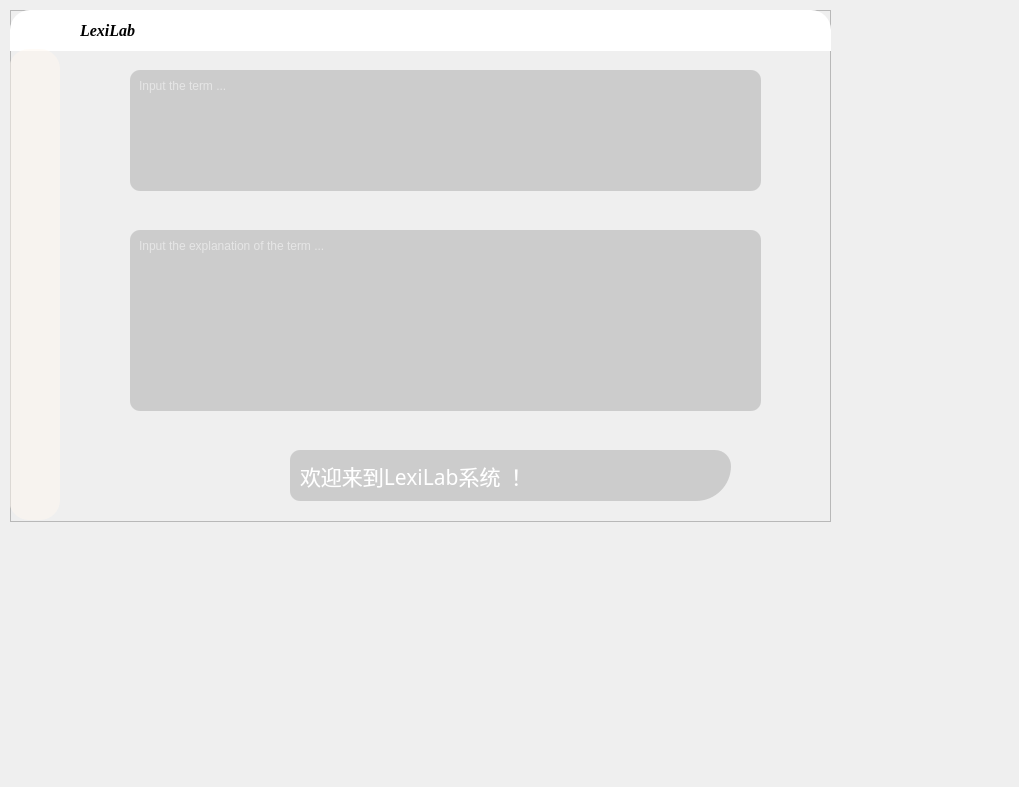
First picture: the form in client/win/ui/main.ui, repository wa-kakalala/LexiLab, before the edit.
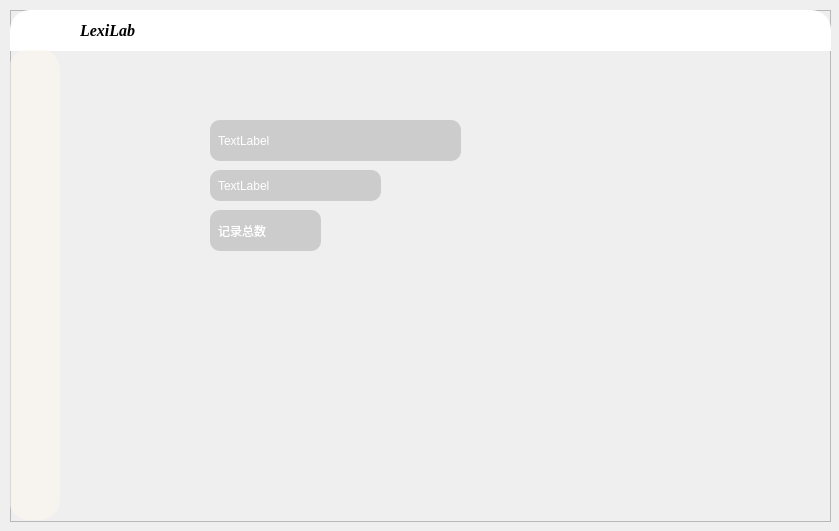
Second picture: the form after the edit. The open tabs and pages were chosen to show the change. Icons and pictures are not drawn.

The edit to the form file:
```diff
--- a/client/win/ui/main.ui
+++ b/client/win/ui/main.ui
@@ -6,8 +6,8 @@
    <rect>
     <x>0</x>
     <y>0</y>
-    <width>1019</width>
-    <height>787</height>
+    <width>839</width>
+    <height>531</height>
    </rect>
   </property>
   <property name="font">
@@ -97,8 +97,8 @@
        <rect>
         <x>790</x>
         <y>10</y>
-        <width>20</width>
-        <height>20</height>
+        <width>25</width>
+        <height>25</height>
        </rect>
       </property>
       <property name="styleSheet">
@@ -113,8 +113,8 @@
        <rect>
         <x>730</x>
         <y>10</y>
-        <width>23</width>
-        <height>23</height>
+        <width>25</width>
+        <height>25</height>
        </rect>
       </property>
       <property name="styleSheet">
@@ -129,8 +129,8 @@
        <rect>
         <x>760</x>
         <y>10</y>
-        <width>23</width>
-        <height>23</height>
+        <width>25</width>
+        <height>25</height>
        </rect>
       </property>
       <property name="styleSheet">
@@ -202,7 +202,7 @@
      <zorder>setting_btn</zorder>
      <zorder>person_btn</zorder>
     </widget>
-    <widget class="QFrame" name="frame_4">
+    <widget class="QStackedWidget" name="stackedWidget">
      <property name="geometry">
       <rect>
        <x>0</x>
@@ -212,22 +212,23 @@
       </rect>
      </property>
      <property name="styleSheet">
-      <string notr="true">
-border-image: url(:/images/resources/images/bg.jpg);
+      <string notr="true">border-image: url(:/images/resources/images/home_bg.jpg);
 border-bottom-right-radius :20px;
 border-bottom-left-radius :20px;
+
+QStackedWidget:: QToolButton {
+background-color: rgba(0,0,0,0);
+}
 </string>
      </property>
-     <property name="frameShape">
-      <enum>QFrame::StyledPanel</enum>
+     <property name="currentIndex">
+      <number>0</number>
      </property>
-     <property name="frameShadow">
-      <enum>QFrame::Raised</enum>
-     </property>
+     <widget class="QWidget" name="page">
      <widget class="QTextEdit" name="term_input">
       <property name="geometry">
        <rect>
-        <x>120</x>
+         <x>110</x>
         <y>20</y>
         <width>631</width>
         <height>121</height>
@@ -265,8 +266,8 @@
      <widget class="QTextEdit" name="explain_input">
       <property name="geometry">
        <rect>
-        <x>120</x>
-        <y>180</y>
+         <x>110</x>
+         <y>170</y>
         <width>631</width>
         <height>181</height>
        </rect>
@@ -297,7 +298,7 @@
       <property name="geometry">
        <rect>
         <x>720</x>
-        <y>340</y>
+         <y>330</y>
         <width>101</width>
         <height>131</height>
        </rect>
@@ -309,31 +310,11 @@
        <string/>
       </property>
      </widget>
-     <widget class="QFrame" name="frame_5">
-      <property name="geometry">
-       <rect>
-        <x>260</x>
-        <y>400</y>
-        <width>461</width>
-        <height>61</height>
-       </rect>
-      </property>
-      <property name="styleSheet">
-       <string notr="true">border-image: none;
-background-color: rgba(183, 183, 183,0);
-</string>
-      </property>
-      <property name="frameShape">
-       <enum>QFrame::StyledPanel</enum>
-      </property>
-      <property name="frameShadow">
-       <enum>QFrame::Raised</enum>
-      </property>
       <widget class="QLabel" name="tips">
        <property name="geometry">
         <rect>
-         <x>20</x>
-         <y>0</y>
+         <x>280</x>
+         <y>390</y>
          <width>441</width>
          <height>51</height>
         </rect>
@@ -367,6 +348,88 @@
        </property>
       </widget>
      </widget>
+     <widget class="QWidget" name="page_3"/>
+     <widget class="QWidget" name="page_4">
+      <widget class="QLabel" name="show_record_num">
+       <property name="geometry">
+        <rect>
+         <x>200</x>
+         <y>160</y>
+         <width>111</width>
+         <height>41</height>
+        </rect>
+       </property>
+       <property name="styleSheet">
+        <string notr="true">border-image: none;
+background-color: rgba(183, 183, 183,160);
+border-radius: 10px;
+
+color: rgba(255, 255, 255,255);
+font: 16pt &quot;Times New Roman&quot;;
+
+padding-top: 5px;
+padding-right: 5px;
+padding-bottom: 5px;
+padding-left: 5px;</string>
+       </property>
+       <property name="text">
+        <string>记录总数</string>
+       </property>
+      </widget>
+      <widget class="QLabel" name="show_username">
+       <property name="geometry">
+        <rect>
+         <x>200</x>
+         <y>70</y>
+         <width>251</width>
+         <height>41</height>
+        </rect>
+       </property>
+       <property name="styleSheet">
+        <string notr="true">border-image: none;
+background-color: rgba(183, 183, 183,160);
+border-radius: 10px;
+
+color: rgba(255, 255, 255,255);
+font: 16pt &quot;Times New Roman&quot;;
+
+padding-top: 5px;
+padding-right: 5px;
+padding-bottom: 5px;
+padding-left: 5px;</string>
+       </property>
+       <property name="text">
+        <string>TextLabel</string>
+       </property>
+      </widget>
+      <widget class="QLabel" name="show_email">
+       <property name="geometry">
+        <rect>
+         <x>200</x>
+         <y>120</y>
+         <width>171</width>
+         <height>31</height>
+        </rect>
+       </property>
+       <property name="styleSheet">
+        <string notr="true">border-image: none;
+background-color: rgba(183, 183, 183,160);
+border-radius: 10px;
+
+color: rgba(255, 255, 255,255);
+font: 12pt &quot;Times New Roman&quot;;
+
+padding-top: 5px;
+padding-right: 5px;
+padding-bottom: 5px;
+padding-left: 5px;</string>
+       </property>
+       <property name="text">
+        <string>TextLabel</string>
+       </property>
+      </widget>
+     </widget>
+     <widget class="QWidget" name="page_2"/>
     </widget>
     <zorder>frame_2</zorder>
     <zorder>frame_4</zorder>
```
Left out of the diff: 41 changed lines with no effect on the pictures. Lines whose indentation alone changed are shown as unchanged.
